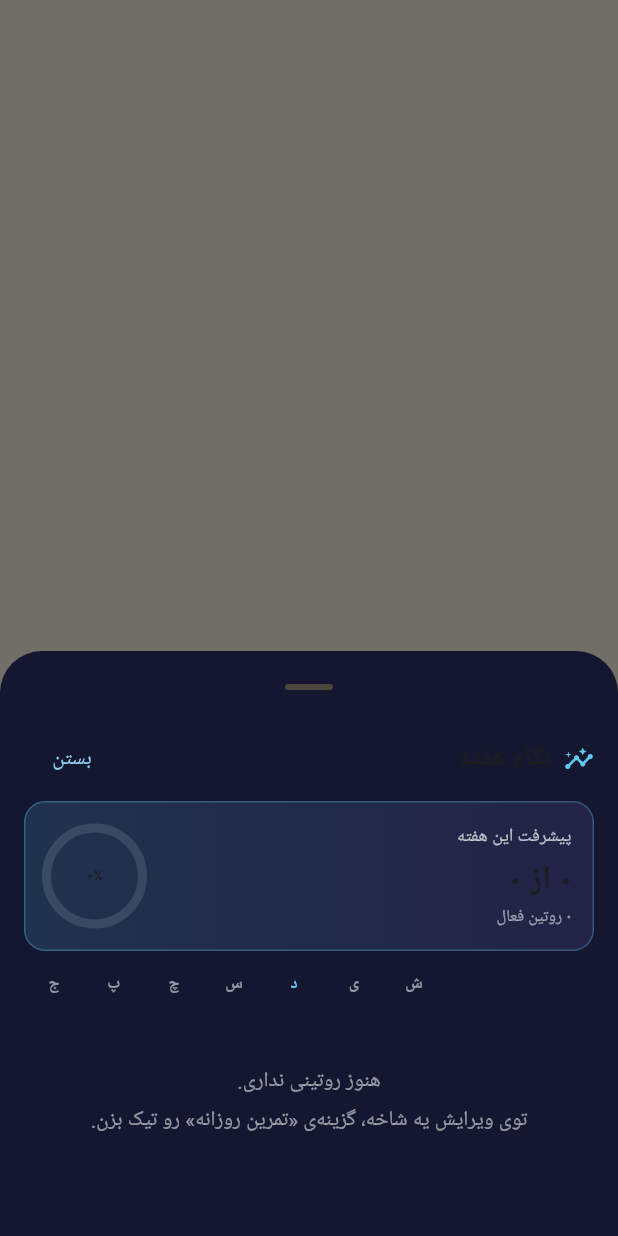
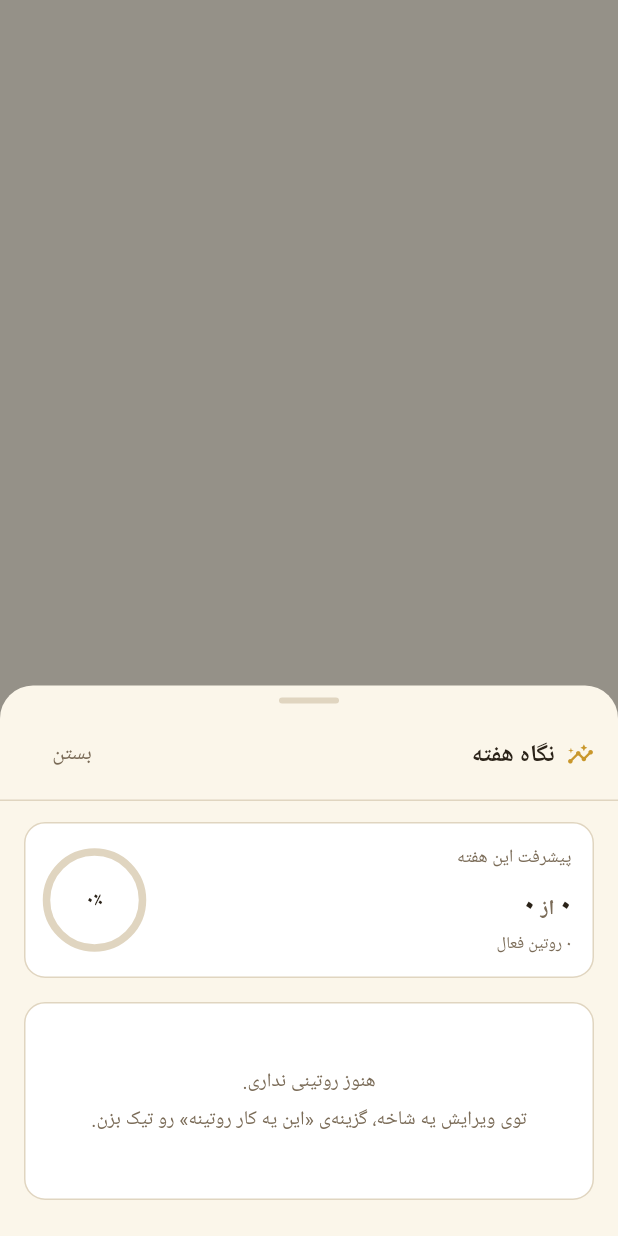
Before and after one commit to maryam1998/Flutm, a Flutter app: what showWeeklySheet() shows on an empty page, opened directly with empty values, on a phone screen of 412 x 824 dp. Run offline on Flutter 3.47's test engine with Material 3 defaults, Android fonts, the phone set to English and light mode, and no system bars; our stand-ins replace file_picker, google_fonts, image_picker, shared_preferences; accounts and stored records are empty; Roboto replaces fonts that are missing (Vazirmatn).

```diff
--- a/lib/screens/weekly_sheet.dart
+++ b/lib/screens/weekly_sheet.dart
@@ -1,6 +1,4 @@
 import 'package:flutter/material.dart';
-
-import '../theme/app_theme.dart';
 
 import '../map/draw_utils.dart' show toFa;
 import '../models/constants.dart';
@@ -8,22 +6,32 @@ import '../models/jalali.dart';
 import '../models/map_models.dart';
 import '../state/goal_ops.dart';
 
+// رنگ‌های تم روشن (کرم/طلایی مثل بقیه‌ی شیت‌ها)
+const _kCream = Color(0xFFFBF6EA);
+const _kCard = Colors.white;
+const _kGold = Color(0xFFC9972B);
+const _kInk = Color(0xFF2A2218);
+const _kMuted = Color(0xFF7A6B57);
+const _kBorder = Color(0xFFE0D5C0);
+const _kTeal = Color(0xFF2DD4BF);
+const _kPurple = Color(0xFF8F7BF0);
+
 Future<void> showWeeklySheet(BuildContext context, MapState state) {
   return showModalBottomSheet<void>(
     context: context,
     isScrollControlled: true,
     useSafeArea: true,
-    showDragHandle: true,
-    backgroundColor: const Color(0xFF14172F),
-    builder: (_) => darkSheet(_WeeklySheet(state: state)),
+    showDragHandle: false,
+    backgroundColor: Colors.transparent,
+    barrierColor: Colors.black.withAlpha(100),
+    builder: (_) => _WeeklySheet(state: state),
   );
 }
 
 class _Routine {
-  _Routine(this.node, this.goal, this.host);
+  _Routine(this.node, this.goal);
   final ActionNode node;
   final Goal goal;
-  final MapHost host;
 }
 
 class _WeeklySheet extends StatelessWidget {
@@ -36,11 +44,12 @@ class _WeeklySheet extends StatelessWidget {
       void walk(List<ActionNode> list) {
         for (final n in list) {
           if (n.isRoutine && n.extra['achieved'] != true) {
-            out.add(_Routine(n, g, g));
+            out.add(_Routine(n, g));
           }
           walk(n.children);
         }
       }
+
       walk(g.actions);
     }
     return out;
@@ -53,7 +62,6 @@ class _WeeklySheet extends StatelessWidget {
     const dayLabels = ['ش', 'ی', 'د', 'س', 'چ', 'پ', 'ج'];
     final tKey = todayJK();
 
-    // امتیاز کل هفته
     var total = 0;
     for (final r in routines) {
       for (final k in days) {
@@ -63,43 +71,101 @@ class _WeeklySheet extends StatelessWidget {
     final maxTotal = routines.length * 7;
     final pct = maxTotal == 0 ? 0 : ((total / maxTotal) * 100).round();
 
-    return SafeArea(
-      child: ConstrainedBox(
-        constraints:
-            BoxConstraints(maxHeight: MediaQuery.sizeOf(context).height * 0.85),
+    return Container(
+      constraints: BoxConstraints(
+        maxHeight: MediaQuery.sizeOf(context).height * 0.9,
+      ),
+      decoration: const BoxDecoration(
+        color: _kCream,
+        borderRadius: BorderRadius.vertical(top: Radius.circular(22)),
+      ),
+      child: SafeArea(
+        top: false,
+        child: Column(
+          mainAxisSize: MainAxisSize.min,
+          children: [
+            const SizedBox(height: 8),
+            Container(
+              width: 40,
+              height: 4,
+              decoration: BoxDecoration(
+                color: _kBorder,
+                borderRadius: BorderRadius.circular(2),
+              ),
+            ),
+            const SizedBox(height: 10),
+
+            // هدر
+            Padding(
+              padding: const EdgeInsets.fromLTRB(16, 0, 16, 6),
+              child: Row(
+                children: [
+                  const Icon(Icons.insights, size: 18, color: _kGold),
+                  const SizedBox(width: 8),
+                  const Text(
+                    'نگاه هفته',
+                    style: TextStyle(
+                      fontSize: 16,
+                      fontWeight: FontWeight.w800,
+                      color: _kInk,
+                    ),
+                  ),
+                  const Spacer(),
+                  TextButton(
+                    onPressed: () => Navigator.pop(context),
+                    child: const Text('بستن',
+                        style: TextStyle(color: _kMuted)),
+                  ),
+                ],
+              ),
+            ),
+            const Divider(height: 1, color: _kBorder),
+
+            Flexible(
               child: SingleChildScrollView(
-          padding: const EdgeInsets.fromLTRB(16, 0, 16, 24),
+                padding: const EdgeInsets.fromLTRB(16, 14, 16, 24),
                 child: Column(
                   crossAxisAlignment: CrossAxisAlignment.stretch,
                   children: [
-              Row(
-                children: [
-                  const Icon(Icons.insights, size: 20, color: Color(0xFF5EC8F0)),
-                  const SizedBox(width: 8),
-                  const Text('نگاه هفته',
+                    // کارت امتیاز
+                    _scoreCard(total, maxTotal, routines.length, pct),
+                    const SizedBox(height: 16),
+
+                    if (routines.isEmpty)
+                      _emptyCard()
+                    else
+                      _weekTable(routines, days, tKey, dayLabels),
+
+                    if (routines.isNotEmpty) ...[
+                      const SizedBox(height: 20),
+                      const Text(
+                        '🔥 قوی‌ترین استریک‌ها',
                         style: TextStyle(
-                          fontSize: 18, fontWeight: FontWeight.w700)),
-                  const Spacer(),
-                  TextButton(
-                    onPressed: () => Navigator.pop(context),
-                    child: const Text('بستن'),
+                          fontSize: 13,
+                          fontWeight: FontWeight.w800,
+                          color: _kInk,
+                        ),
+                      ),
+                      const SizedBox(height: 8),
+                      ..._topStreaks(routines),
+                    ],
+                  ],
+                ),
+              ),
             ),
           ],
         ),
-              const SizedBox(height: 4),
+      ),
+    );
+  }
 
-              // کارت امتیاز
-              Container(
+  Widget _scoreCard(int total, int max, int count, int pct) {
+    return Container(
       padding: const EdgeInsets.all(14),
       decoration: BoxDecoration(
-                  gradient: LinearGradient(
-                    colors: [
-                      const Color(0xFF5EC8F0).withAlpha(40),
-                      const Color(0xFF8F7BF0).withAlpha(30),
-                    ],
-                  ),
+        color: _kCard,
         borderRadius: BorderRadius.circular(14),
-                  border: Border.all(color: const Color(0xFF5EC8F0).withAlpha(80)),
+        border: Border.all(color: _kBorder),
       ),
       child: Row(
         children: [
@@ -108,20 +174,33 @@ class _WeeklySheet extends StatelessWidget {
               crossAxisAlignment: CrossAxisAlignment.start,
               children: [
                 const Text('پیشرفت این هفته',
-                              style: TextStyle(fontSize: 12, color: Colors.white70)),
-                          const SizedBox(height: 4),
-                          Text(
-                            '${toFa(total)} از ${toFa(maxTotal)}',
+                    style: TextStyle(fontSize: 12, color: _kMuted)),
+                const SizedBox(height: 6),
+                RichText(
+                  text: TextSpan(
                     style: const TextStyle(
-                                fontSize: 22, fontWeight: FontWeight.w800),
-                          ),
-                          Text('${toFa(routines.length)} روتین فعال',
-                              style: const TextStyle(
-                                  fontSize: 11, color: Colors.white54)),
+                        fontSize: 22,
+                        fontWeight: FontWeight.w800,
+                        color: _kInk),
+                    children: [
+                      TextSpan(text: toFa(total)),
+                      const TextSpan(
+                          text: ' از ',
+                          style: TextStyle(
+                              fontSize: 14,
+                              fontWeight: FontWeight.w600,
+                              color: _kMuted)),
+                      TextSpan(text: toFa(max)),
                     ],
                   ),
                 ),
-                    // دایره‌ی درصد
+                const SizedBox(height: 4),
+                Text('${toFa(count)} روتین فعال',
+                    style: const TextStyle(
+                        fontSize: 11, color: _kMuted)),
+              ],
+            ),
+          ),
           SizedBox(
             width: 64,
             height: 64,
@@ -133,70 +212,74 @@ class _WeeklySheet extends StatelessWidget {
                   height: 64,
                   child: CircularProgressIndicator(
                     value: pct / 100,
-                              strokeWidth: 6,
-                              backgroundColor: Colors.white.withAlpha(30),
-                              valueColor: const AlwaysStoppedAnimation(
-                                  Color(0xFF5EC8F0)),
+                    strokeWidth: 5,
+                    backgroundColor: _kBorder,
+                    valueColor: const AlwaysStoppedAnimation(_kGold),
                   ),
                 ),
-                          Text('${toFa(pct)}٪',
+                Text(
+                  '${toFa(pct)}٪',
                   style: const TextStyle(
-                                  fontSize: 13, fontWeight: FontWeight.w700)),
+                    fontSize: 13,
+                    fontWeight: FontWeight.w800,
+                    color: _kInk,
+                  ),
+                ),
               ],
             ),
           ),
         ],
       ),
+    );
+  }
+
+  Widget _emptyCard() => Container(
+        padding: const EdgeInsets.symmetric(vertical: 40, horizontal: 12),
+        decoration: BoxDecoration(
+          color: _kCard,
+          borderRadius: BorderRadius.circular(14),
+          border: Border.all(color: _kBorder),
         ),
-              const SizedBox(height: 14),
+        child: const Text(
+          'هنوز روتینی نداری.\nتوی ویرایش یه شاخه، گزینه‌ی «این یه کار روتینه» رو تیک بزن.',
+          textAlign: TextAlign.center,
+          style: TextStyle(color: _kMuted, height: 1.9, fontSize: 13),
+        ),
+      );
 
-              // هدر روزهای هفته
+  Widget _weekTable(
+      List<_Routine> routines, List<String> days, String tKey, List<String> labels) {
+    return Container(
+      padding: const EdgeInsets.fromLTRB(10, 10, 10, 8),
+      decoration: BoxDecoration(
+        color: _kCard,
+        borderRadius: BorderRadius.circular(14),
+        border: Border.all(color: _kBorder),
+      ),
+      child: Column(
+        children: [
+          // سرستون روزهای هفته
           Row(
             children: [
-                  const SizedBox(width: 100),
+              const SizedBox(width: 110),
               for (var i = 0; i < 7; i++)
                 Expanded(
                   child: Center(
                     child: Text(
-                          dayLabels[i],
+                      labels[i],
                       style: TextStyle(
                         fontSize: 11,
-                            fontWeight: FontWeight.w600,
-                            color: days[i] == tKey
-                                ? const Color(0xFF5EC8F0)
-                                : Colors.white54,
+                        fontWeight: FontWeight.w700,
+                        color: days[i] == tKey ? _kGold : _kMuted,
                       ),
                     ),
                   ),
                 ),
             ],
           ),
-              const SizedBox(height: 4),
-
-              if (routines.isEmpty)
-                const Padding(
-                  padding: EdgeInsets.symmetric(vertical: 40),
-                  child: Text(
-                    'هنوز روتینی نداری.\nتوی ویرایش یه شاخه، گزینه‌ی «تمرین روزانه» رو تیک بزن.',
-                    textAlign: TextAlign.center,
-                    style: TextStyle(color: Colors.white54, height: 1.8),
-                  ),
-                )
-              else
+          const Divider(height: 12, color: _kBorder),
           for (final r in routines) _routineRow(r, days, tKey),
-
-              if (routines.isNotEmpty) ...[
-                const SizedBox(height: 16),
-                const Divider(),
-                const SizedBox(height: 6),
-                const Text('🔥 قوی‌ترین استریک‌ها',
-                    style: TextStyle(fontWeight: FontWeight.w700)),
-                const SizedBox(height: 8),
-                ..._topStreaks(routines),
         ],
-            ],
-          ),
-        ),
       ),
     );
   }
@@ -204,19 +287,15 @@ class _WeeklySheet extends StatelessWidget {
   Widget _routineRow(_Routine r, List<String> days, String tKey) {
     final color = hexColor(
       r.node.color,
-      hexColor(r.goal.color, const Color(0xFF5EC8F0)),
+      hexColor(r.goal.color, _kGold),
     );
     final streak = routineStreak(r.node);
-    return Container(
-      margin: const EdgeInsets.only(bottom: 6),
-      padding: const EdgeInsets.symmetric(horizontal: 10, vertical: 8),
-      decoration: BoxDecoration(
-        color: Colors.white.withAlpha(8),
-        borderRadius: BorderRadius.circular(10),
-      ),
+    return Padding(
+      padding: const EdgeInsets.symmetric(vertical: 4),
       child: Row(
         children: [
-          Expanded(
+          SizedBox(
+            width: 110,
             child: Column(
               crossAxisAlignment: CrossAxisAlignment.start,
               children: [
@@ -226,7 +305,9 @@ class _WeeklySheet extends StatelessWidget {
                       width: 8,
                       height: 8,
                       decoration: BoxDecoration(
-                          color: color, shape: BoxShape.circle),
+                        color: color,
+                        shape: BoxShape.circle,
+                      ),
                     ),
                     const SizedBox(width: 6),
                     Expanded(
@@ -235,23 +316,10 @@ class _WeeklySheet extends StatelessWidget {
                         maxLines: 1,
                         overflow: TextOverflow.ellipsis,
                         style: const TextStyle(
-                            fontSize: 13, fontWeight: FontWeight.w600),
+                          fontSize: 12.5,
+                          fontWeight: FontWeight.w700,
+                          color: _kInk,
                         ),
-                    ),
-                    if (streak >= 2)
-                      Container(
-                        padding: const EdgeInsets.symmetric(
-                            horizontal: 6, vertical: 1),
-                        decoration: BoxDecoration(
-                          color: const Color(0xFFF4C542).withAlpha(40),
-                          borderRadius: BorderRadius.circular(8),
-                        ),
-                        child: Text(
-                          '🔥 ${toFa(streak)}',
-                          style: const TextStyle(
-                              fontSize: 10.5,
-                              color: Color(0xFFF4C542),
-                              fontWeight: FontWeight.w700),
                       ),
                     ),
                   ],
@@ -259,30 +327,51 @@ class _WeeklySheet extends StatelessWidget {
                 const SizedBox(height: 2),
                 Text(
                   r.goal.name.isEmpty ? 'هدف' : r.goal.name,
-                  style: const TextStyle(fontSize: 10.5, color: Colors.white54),
+                  maxLines: 1,
+                  overflow: TextOverflow.ellipsis,
+                  style: const TextStyle(fontSize: 10, color: _kMuted),
+                ),
+                if (streak >= 2)
+                  Padding(
+                    padding: const EdgeInsets.only(top: 2),
+                    child: Container(
+                      padding: const EdgeInsets.symmetric(
+                          horizontal: 6, vertical: 1),
+                      decoration: BoxDecoration(
+                        color: _kGold.withValues(alpha: 0.15),
+                        borderRadius: BorderRadius.circular(999),
+                      ),
+                      child: Text(
+                        '🔥 ${toFa(streak)} روز',
+                        style: const TextStyle(
+                          fontSize: 9.5,
+                          color: _kGold,
+                          fontWeight: FontWeight.w800,
+                        ),
+                      ),
+                    ),
                   ),
               ],
             ),
           ),
-          const SizedBox(width: 6),
           for (var i = 0; i < 7; i++)
             Expanded(
               child: Center(
                 child: Container(
-                  width: 20,
-                  height: 20,
+                  width: 22,
+                  height: 22,
                   decoration: BoxDecoration(
                     shape: BoxShape.circle,
                     color: truthy(r.node.logs[days[i]])
                         ? color
-                        : Colors.white.withAlpha(days[i] == tKey ? 20 : 8),
-                    border: Border.all(
-                      color: days[i] == tKey ? color : Colors.transparent,
-                      width: 1.5,
-                    ),
+                        : const Color(0xFFF2EDE2),
+                    border: days[i] == tKey
+                        ? Border.all(color: _kGold, width: 2)
+                        : null,
                   ),
                   child: truthy(r.node.logs[days[i]])
-                      ? const Icon(Icons.check, size: 12, color: Colors.black87)
+                      ? const Icon(Icons.check,
+                          size: 13, color: Colors.white)
                       : null,
                 ),
               ),
@@ -298,31 +387,68 @@ class _WeeklySheet extends StatelessWidget {
           routineStreak(b.node).compareTo(routineStreak(a.node)));
     final tops = sorted.take(3).where((r) => routineStreak(r.node) >= 2);
     if (tops.isEmpty) {
-      return const [
-        Padding(
-          padding: EdgeInsets.symmetric(vertical: 8),
-          child: Text('هنوز استریکی نداری — امروز شروع کن 🌱',
-              style: TextStyle(fontSize: 12, color: Colors.white54)),
+      return [
+        Container(
+          padding: const EdgeInsets.all(12),
+          decoration: BoxDecoration(
+            color: _kCard,
+            borderRadius: BorderRadius.circular(12),
+            border: Border.all(color: _kBorder),
+          ),
+          child: const Text(
+            'هنوز استریکی نداری — امروز شروع کن 🌱',
+            style: TextStyle(fontSize: 12, color: _kMuted),
+          ),
         ),
       ];
     }
     return [
+      Container(
+        padding: const EdgeInsets.symmetric(vertical: 4),
+        decoration: BoxDecoration(
+          color: _kCard,
+          borderRadius: BorderRadius.circular(12),
+          border: Border.all(color: _kBorder),
+        ),
+        child: Column(
+          children: [
             for (final r in tops)
               Padding(
-          padding: const EdgeInsets.only(bottom: 6),
+                padding:
+                    const EdgeInsets.symmetric(horizontal: 12, vertical: 6),
                 child: Row(
                   children: [
-              const Text('🥇', style: TextStyle(fontSize: 18)),
+                    const Text('🥇', style: TextStyle(fontSize: 16)),
                     const SizedBox(width: 8),
                     Expanded(
-                child: Text(r.node.text.isEmpty ? 'بدون نام' : r.node.text,
-                    style: const TextStyle(fontWeight: FontWeight.w600)),
+                      child: Text(
+                        r.node.text.isEmpty ? 'بدون نام' : r.node.text,
+                        style: const TextStyle(
+                          fontWeight: FontWeight.w600,
+                          fontSize: 13,
+                          color: _kInk,
                         ),
-              Text('${toFa(routineStreak(r.node))} روز پیاپی',
+                      ),
+                    ),
+                    Container(
+                      padding: const EdgeInsets.symmetric(
+                          horizontal: 8, vertical: 3),
+                      decoration: BoxDecoration(
+                        color: _kGold.withValues(alpha: 0.15),
+                        borderRadius: BorderRadius.circular(999),
+                      ),
+                      child: Text(
+                        '${toFa(routineStreak(r.node))} روز پیاپی',
                         style: const TextStyle(
-                      color: Color(0xFFF4C542),
-                      fontWeight: FontWeight.w700,
-                      fontSize: 13)),
+                          color: _kGold,
+                          fontWeight: FontWeight.w800,
+                          fontSize: 11,
+                        ),
+                      ),
+                    ),
+                  ],
+                ),
+              ),
           ],
         ),
       ),
--- a/lib/theme/app_theme.dart
+++ b/lib/theme/app_theme.dart
@@ -78,10 +78,6 @@ final ThemeData darkTheme = ThemeData(
   ),
 );
 
-/// پنل‌های پایین‌روی اپ پس‌زمینه‌ی تیره‌ی ثابت دارن و متن‌هاشون برای زمینه‌ی تیره نوشته شده؛
-/// این wrapper باعث می‌شه توی تم روشن هم متن‌ها روشن بمونن و خوانا باشن.
-Widget darkSheet(Widget child) => Theme(data: darkTheme, child: child);
-
 /// تم روشنِ کرم/طلایی مخصوص صفحه‌ی اهداف و دیالوگ‌های داخل آن
 final ThemeData goalsLightTheme = () {
   final base = ThemeData(
```
Also changed, not shown: 1 other file. Lines whose indentation alone changed are shown as unchanged.
